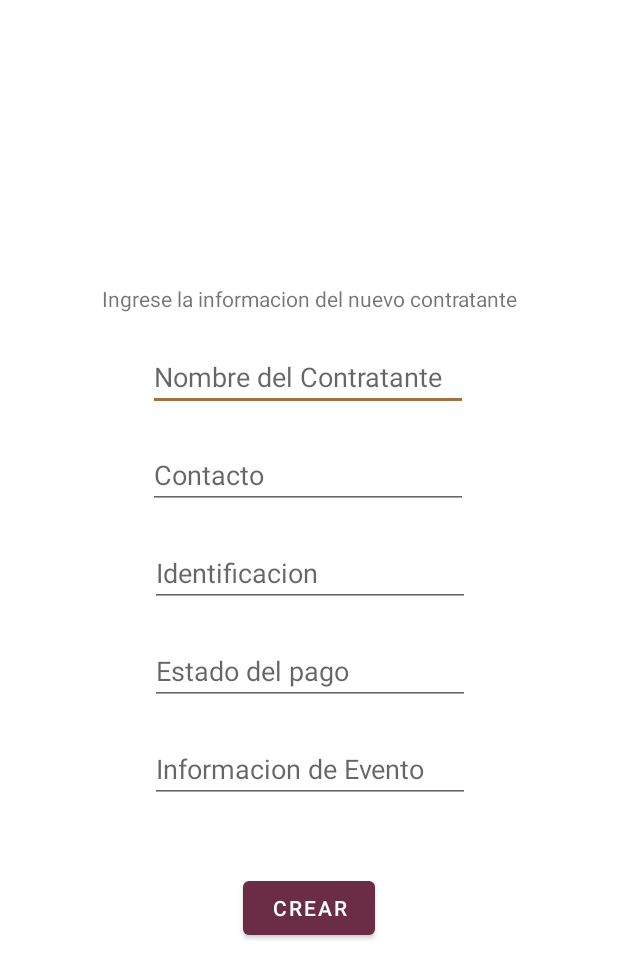
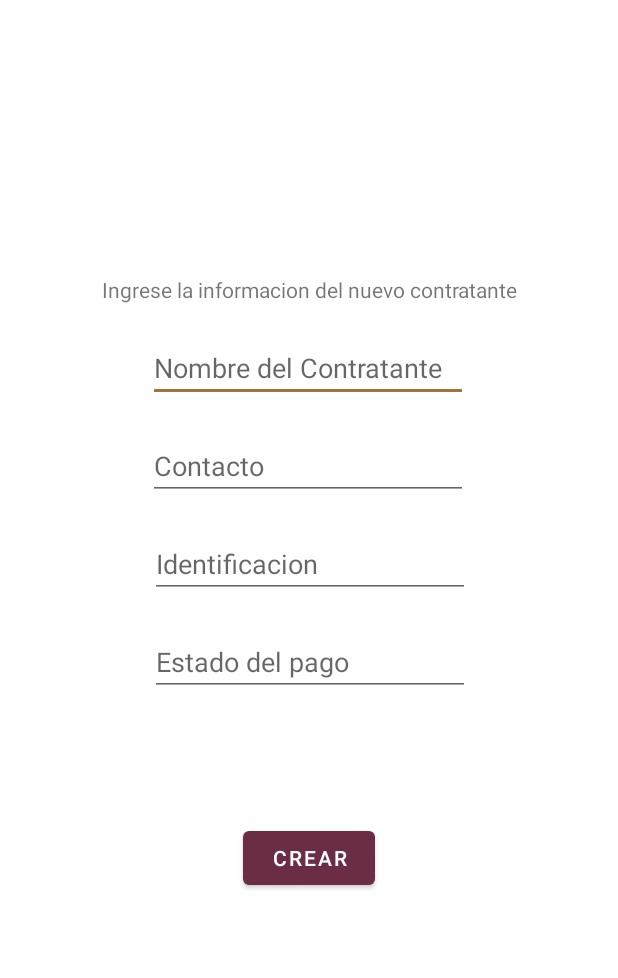
Before and after one commit to david-pi3141/CamellapFinal, an Android app: the layout nuevo_contratante_cuadro.xml on its own in the app's theme, with its tools: preview values and no code run, on a phone screen of 412 x 824 dp. Shown: the top 978 px of the screen. Run offline under Robolectric (Android 15) with nearby library versions, the phone set to English and light mode, and no system bars.

```diff
--- a/app/src/main/java/com/example/camellap/ui/MainActivity.java
+++ b/app/src/main/java/com/example/camellap/ui/MainActivity.java
@@ -41,10 +41,6 @@ public class MainActivity extends AppCompatActivity {
         binding = ActivityMainBinding.inflate(getLayoutInflater());
         setContentView(binding.getRoot());
 
-        gerente.contratantes.add(new ClaseContratante("Carlos","312","102012",true,"jsajsa"));
-        gerente.contratantes.add(new ClaseContratante("jose","4534463","102012",true,"jsajsa"));
-        gerente.eventos.add(new ClaseEvento());
-
         setSupportActionBar(binding.appBarMain.barra);
         binding.appBarMain.fab.setOnClickListener(new View.OnClickListener() {
             @Override
--- a/app/src/main/java/com/example/camellap/ui/cuadroDialogoNuevoContratante.java
+++ b/app/src/main/java/com/example/camellap/ui/cuadroDialogoNuevoContratante.java
@@ -7,6 +7,7 @@ import android.view.Window;
 import android.widget.Button;
 import android.widget.EditText;
 import android.widget.TextView;
+import android.widget.Toast;
 
 import com.example.camellap.R;
 import com.example.camellap.ViewModel.Gerente;
@@ -24,11 +25,12 @@ public class cuadroDialogoNuevoContratante {
         final EditText contacto = (EditText) dialogo.findViewById(R.id.contatocontratante);
         final EditText identificacion = (EditText) dialogo.findViewById(R.id.identificacioncontratante);
         final EditText estadopago = (EditText) dialogo.findViewById(R.id.estadopagocontratante);
-        final EditText infoevento = (EditText) dialogo.findViewById(R.id.infoeventocontratante);
 
         enviarInfo.setOnClickListener(new View.OnClickListener() {
             @Override
             public void onClick(View v) {
+                gerente.nuevoContratante(nombre.getText().toString(),contacto.getText().toString(),identificacion.getText().toString(), false);
+                Toast.makeText(contexto,"Creado",Toast.LENGTH_LONG).show();
                 dialogo.dismiss();
             }
         });
--- a/app/src/main/java/com/example/camellap/ui/cuadroDialogoNuevoMaterial.java
+++ b/app/src/main/java/com/example/camellap/ui/cuadroDialogoNuevoMaterial.java
@@ -28,7 +28,7 @@ public class cuadroDialogoNuevoMaterial {
             enviarInfo.setOnClickListener(new View.OnClickListener() {
                 @Override
                 public void onClick(View v) {
-                    //gerente.nuevoEvento(Float.parseFloat(costo.getText().toString()),lugar.getText().toString(),tematica.getText().toString(),fecha.getText().toString());
+                    gerente.crearInventario(nombreMaterial.getText().toString(), Integer.parseInt(cantidad.getText().toString()));
                     dialogo.dismiss();
                 }
             });
--- a/app/src/main/java/com/example/camellap/ui/cuadroDialogoNuevoPersonal.java
+++ b/app/src/main/java/com/example/camellap/ui/cuadroDialogoNuevoPersonal.java
@@ -33,6 +33,7 @@ public class cuadroDialogoNuevoPersonal {
         enviarInfo.setOnClickListener(new View.OnClickListener() {
             @Override
             public void onClick(View v) {
+                gerente.nuevoPersonal(nombre.getText().toString(),contacto.getText().toString(),apodo.getText().toString(),experiancia.getText().toString(),identificacion.getText().toString(),cargo.getText().toString());
                 dialogo.dismiss();
             }
         });
--- a/app/src/main/java/com/example/camellap/ui/fragment_contratantes.java
+++ b/app/src/main/java/com/example/camellap/ui/fragment_contratantes.java
@@ -76,6 +76,7 @@ public class fragment_contratantes extends Fragment {
 
     private FragmentContratantesBinding binding;
     fragment_contratantes contexto = this;
+
     @Override
     public View onCreateView(LayoutInflater inflater, ViewGroup container,
                              Bundle savedInstanceState) {
@@ -83,11 +84,9 @@ public class fragment_contratantes extends Fragment {
 
         binding = FragmentContratantesBinding.inflate(inflater, container, false);
         View root = binding.getRoot();
-
         fragment_contratantes context = this;
         listViewContratantes = binding.contratantesList;
         CustomAdapter adapter = new CustomAdapter(this.getContext(),gerente.contratantes);
-
         listViewContratantes.setAdapter(adapter);
 
         listViewContratantes.setOnItemClickListener(new AdapterView.OnItemClickListener() {
@@ -104,7 +103,7 @@ public class fragment_contratantes extends Fragment {
                 new cuadroDialogoNuevoContratante(contexto.getContext(),gerente);
             }
         });
-
         return root;
     }
+
 }
--- a/app/src/main/res/layout/app_bar_main.xml
+++ b/app/src/main/res/layout/app_bar_main.xml
@@ -12,7 +12,7 @@
         android:theme="@style/Theme.Camellap.AppBarOverlay">
 
         <androidx.appcompat.widget.Toolbar
-            android:id="@+id/toolbar"
+            android:id="@+id/barra"
             android:layout_width="match_parent"
             android:layout_height="?attr/actionBarSize"
             android:background="?attr/colorPrimary"
--- a/app/src/main/res/layout/informacio_contratantes.xml
+++ b/app/src/main/res/layout/informacion_mostrada.xml
@@ -3,6 +3,7 @@
     xmlns:app="http://schemas.android.com/apk/res-auto"
     android:layout_width="match_parent"
     android:layout_height="match_parent"
+    android:background="@color/magenta"
     android:orientation="horizontal">
 
     <ImageView
@@ -23,8 +24,8 @@
             android:id="@+id/Nombre"
             android:layout_width="match_parent"
             android:layout_height="38dp"
-            android:textStyle="bold"
-            android:text="TextView" />
+            android:text="TextView"
+            android:textStyle="bold" />
 
         <TextView
             android:id="@+id/Contacto"
--- a/app/src/main/res/layout/nuevo_contratante_cuadro.xml
+++ b/app/src/main/res/layout/nuevo_contratante_cuadro.xml
@@ -6,12 +6,13 @@
     android:layout_height="match_parent">
 
     <androidx.constraintlayout.widget.ConstraintLayout
-        android:layout_width="349dp"
-        android:layout_height="526dp"
+        android:layout_width="357dp"
+        android:layout_height="536dp"
         app:layout_constraintBottom_toBottomOf="parent"
         app:layout_constraintEnd_toEndOf="parent"
         app:layout_constraintStart_toStartOf="parent"
-        app:layout_constraintTop_toTopOf="parent">
+        app:layout_constraintTop_toTopOf="parent"
+        app:layout_constraintVertical_bias="0.497">
 
         <TextView
             android:id="@+id/tutulocontratantes"
@@ -64,20 +65,6 @@
             app:layout_constraintStart_toStartOf="parent"
             app:layout_constraintTop_toBottomOf="@+id/identificacioncontratante" />
 
-        <EditText
-            android:id="@+id/infoeventocontratante"
-            android:layout_width="wrap_content"
-            android:layout_height="wrap_content"
-            android:layout_marginTop="20dp"
-            android:ems="10"
-            android:gravity="start|top"
-            android:hint="@string/infoevento_contratante"
-            android:inputType="textMultiLine"
-            app:layout_constraintEnd_toEndOf="parent"
-            app:layout_constraintHorizontal_bias="0.503"
-            app:layout_constraintStart_toStartOf="parent"
-            app:layout_constraintTop_toBottomOf="@+id/estadopagocontratante" />
-
         <Button
             android:id="@+id/enviar"
             android:layout_width="wrap_content"
@@ -86,7 +73,7 @@
             app:layout_constraintBottom_toBottomOf="parent"
             app:layout_constraintEnd_toEndOf="parent"
             app:layout_constraintStart_toStartOf="parent"
-            app:layout_constraintTop_toBottomOf="@+id/infoeventocontratante" />
+            app:layout_constraintTop_toBottomOf="@+id/estadopagocontratante" />
 
         <EditText
             android:id="@+id/contatocontratante"
```
Also changed, not shown: app/src/main/java/com/example/camellap/ViewModel/ClaseContratante.java (+1 -8 lines), app/src/main/java/com/example/camellap/ViewModel/ClaseEvento.java (+0 -8 lines), app/src/main/java/com/example/camellap/ViewModel/CustomAdapter.java (+6 -1 lines), app/src/main/java/com/example/camellap/ViewModel/Gerente.java (+17 -1 lines), app/src/main/java/com/example/camellap/ui/cuadroDialogoNuevoEvento.java (+22 -2 lines).
